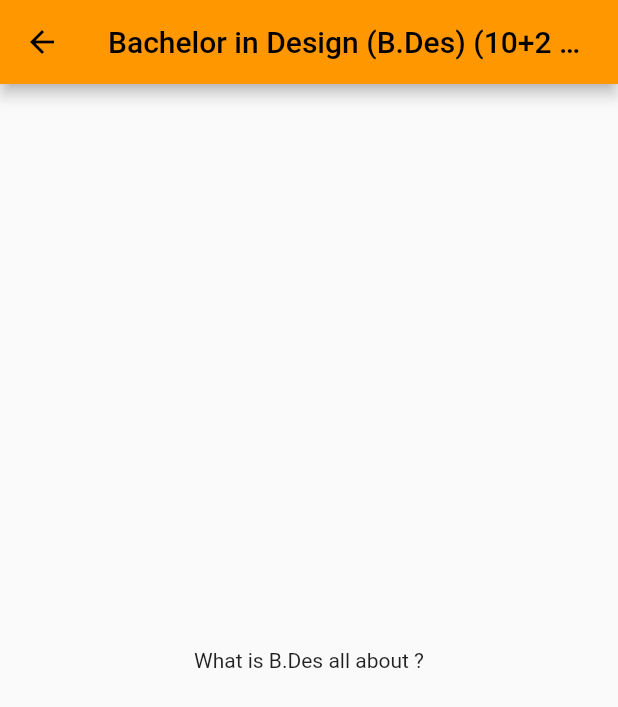
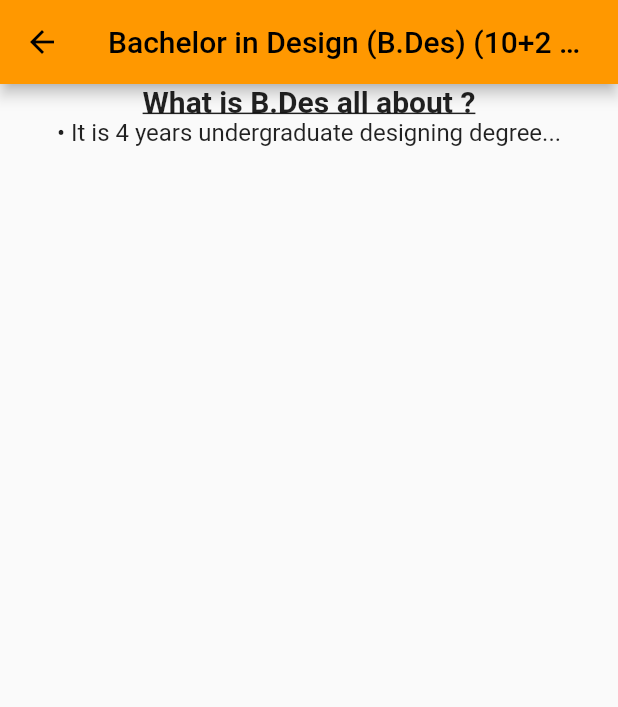
Before and after one commit to enkindlecc/enkindle-careers-mobile, a Flutter app: the screen it shows after launch, after a tap on an icon or button, on a phone screen of 412 x 824 dp. Shown: the top 707 px of the screen. Run offline on Flutter 3.47's test engine with Material 2 defaults, Android fonts, the phone set to English and light mode, and no system bars.

Commit message:
newsletter body WIP. 1 header and single line body looking good

```diff
--- a/lib/src/app.dart
+++ b/lib/src/app.dart
@@ -78,7 +78,7 @@ class MyApp extends StatelessWidget {
                   case SettingsView.routeName:
                     return SettingsView(controller: settingsController);
                   case SampleItemDetailsView.routeName:
-                    return const SampleItemDetailsView();
+                    return SampleItemDetailsView();
                   case SampleItemListView.routeName:
                   default:
                     return const SampleItemListView();
--- a/lib/src/feature/item_details_view.dart
+++ b/lib/src/feature/item_details_view.dart
@@ -2,18 +2,57 @@ import 'package:flutter/material.dart';
 
 /// Displays detailed information about a SampleItem.
 class SampleItemDetailsView extends StatelessWidget {
-  const SampleItemDetailsView({Key? key}) : super(key: key);
+  SampleItemDetailsView({Key? key}) : super(key: key);
 
   static const routeName = '/sample_item';
+  final String nlTopic = 'Bachelor in Design (B.Des) (10+2 Any stream)';
+  final nlBody = [
+    'What is B.Des all about ?',
+    '• It is 4 years undergraduate designing degree...'
+  ];
 
   @override
   Widget build(BuildContext context) {
     return Scaffold(
-      appBar: AppBar(
-        title: const Text('Bachelor in Design (B.Des) (10+2 Any stream)'),
-      ),
-      body: const Center(
-        child: Text('What is B.Des all about ?'),
+        appBar: AppBar(
+          title: Text(nlTopic),
+        ),
+        body: NewsletterTopicHeader(
+          headerText: nlBody[0],
+          bodyText: nlBody[1],
+        ));
+  }
+}
+
+class NewsletterTopicHeader extends StatelessWidget {
+  const NewsletterTopicHeader({
+    Key? key,
+    required this.headerText,
+    required this.bodyText,
+  }) : super(key: key);
+  final String headerText;
+  final String bodyText;
+
+  @override
+  Widget build(BuildContext context) {
+    return Center(
+      child: Column(
+        children: [
+          Text(
+            headerText,
+            style: const TextStyle(
+              fontWeight: FontWeight.bold,
+              decoration: TextDecoration.underline,
+              fontSize: 20,
+            ),
+          ),
+          Text(
+            bodyText,
+            style: const TextStyle(
+              fontSize: 16,
+            ),
+          ),
+        ],
       ),
     );
   }
```
